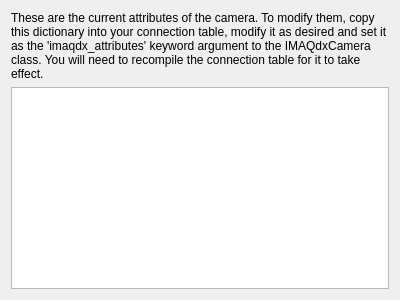
This is IMAQdxCamera/attributes_dialog.ui in labscript-suite/labscript-devices as Qt 5 draws it before an edit. The edited form follows.
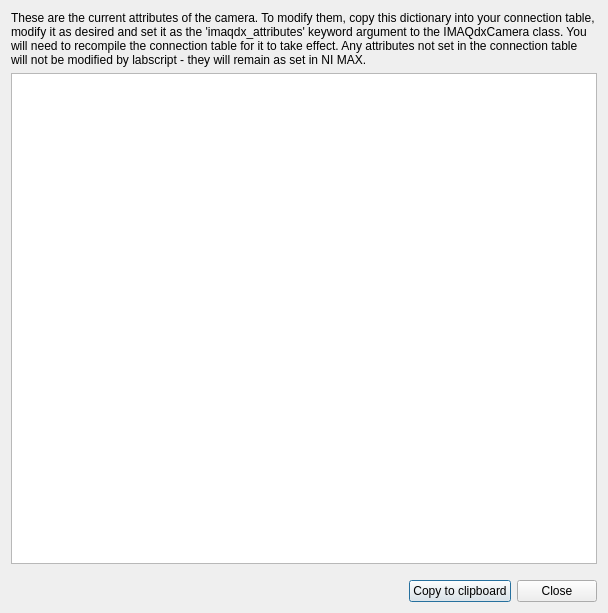
This is the edited form. Icons and pictures are not drawn.

Commit message: IMAQdxCamera: BLACS tab complete.

Patch:
```diff
--- a/IMAQdxCamera/attributes_dialog.ui
+++ b/IMAQdxCamera/attributes_dialog.ui
@@ -1,13 +1,13 @@
 <?xml version="1.0" encoding="UTF-8"?>
 <ui version="4.0">
- <class>Form</class>
- <widget class="QWidget" name="Form">
+ <class>dialog</class>
+ <widget class="QDialog" name="dialog">
   <property name="geometry">
    <rect>
     <x>0</x>
     <y>0</y>
-    <width>400</width>
-    <height>300</height>
+    <width>608</width>
+    <height>613</height>
    </rect>
   </property>
   <property name="windowTitle">
@@ -17,7 +17,7 @@
    <item>
     <widget class="QLabel" name="label">
      <property name="text">
-      <string>These are the current attributes of the camera. To modify them, copy this dictionary into your connection table, modify it as desired and set it as the 'imaqdx_attributes' keyword argument to the IMAQdxCamera class. You will need to recompile the connection table for it to take effect.</string>
+      <string>These are the current attributes of the camera. To modify them, copy this dictionary into your connection table, modify it as desired and set it as the 'imaqdx_attributes' keyword argument to the IMAQdxCamera class. You will need to recompile the connection table for it to take effect. Any attributes not set in the connection table will not be modified by labscript - they will remain as set in NI MAX.</string>
      </property>
      <property name="wordWrap">
       <bool>true</bool>
@@ -25,7 +25,53 @@
     </widget>
    </item>
    <item>
-    <widget class="QPlainTextEdit" name="plainTextEdit"/>
+    <widget class="QPlainTextEdit" name="plainTextEdit">
+     <property name="readOnly">
+      <bool>true</bool>
+     </property>
+    </widget>
+   </item>
+   <item>
+    <layout class="QHBoxLayout" name="horizontalLayout">
+     <property name="topMargin">
+      <number>10</number>
+     </property>
+     <item>
+      <spacer name="horizontalSpacer">
+       <property name="orientation">
+        <enum>Qt::Horizontal</enum>
+       </property>
+       <property name="sizeHint" stdset="0">
+        <size>
+         <width>40</width>
+         <height>20</height>
+        </size>
+       </property>
+      </spacer>
+     </item>
+     <item>
+      <widget class="QPushButton" name="pushButton_copy">
+       <property name="text">
+        <string>Copy to clipboard</string>
+       </property>
+       <property name="icon">
+        <iconset resource="../../../clones/qtutils/qtutils/icons/icons.qrc">
+         <normaloff>:/qtutils/fugue/clipboard--arrow.png</normaloff>:/qtutils/fugue/clipboard--arrow.png</iconset>
+       </property>
+      </widget>
+     </item>
+     <item>
+      <widget class="QPushButton" name="pushButton_2">
+       <property name="text">
+        <string>Close</string>
+       </property>
+       <property name="icon">
+        <iconset theme="cancel">
+         <normaloff>.</normaloff>.</iconset>
+       </property>
+      </widget>
+     </item>
+    </layout>
    </item>
   </layout>
  </widget>
```
Left out of the diff: 27 changed lines with no effect on the pictures. The commit also changes 1 other file.
